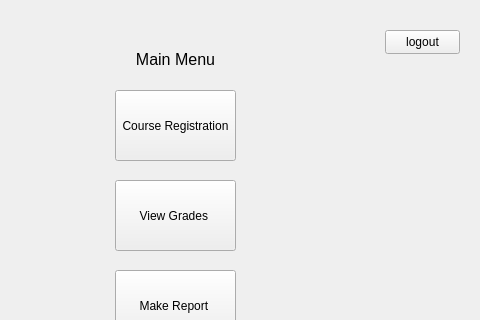
First picture: the form in QtWidgetsApplication1/StudentMainMenu.ui, repository HassanAhmedMa/CourseRegistrationQTProject, before the edit; both pictures show x 145 to 625 and y 0 to 320 of the 625 by 496 pixel window.
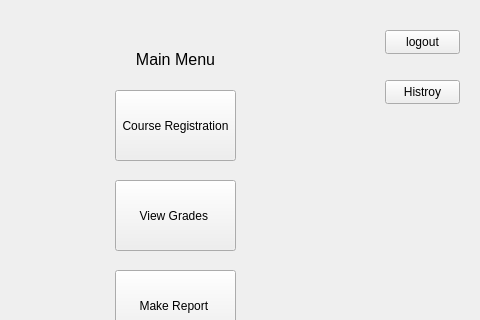
Second picture: the form after the edit.

```diff
--- a/QtWidgetsApplication1/StudentMainMenu.ui
+++ b/QtWidgetsApplication1/StudentMainMenu.ui
@@ -131,6 +131,19 @@
       <string>&lt;html&gt;&lt;head/&gt;&lt;body&gt;&lt;p align=&quot;center&quot;&gt;&lt;span style=&quot; font-size:12pt;&quot;&gt;Main Menu&lt;/span&gt;&lt;/p&gt;&lt;/body&gt;&lt;/html&gt;</string>
      </property>
     </widget>
+    <widget class="QPushButton" name="historyBtn">
+     <property name="geometry">
+      <rect>
+       <x>550</x>
+       <y>100</y>
+       <width>75</width>
+       <height>24</height>
+      </rect>
+     </property>
+     <property name="text">
+      <string>Histroy</string>
+     </property>
+    </widget>
    </widget>
   </widget>
  </widget>
```
